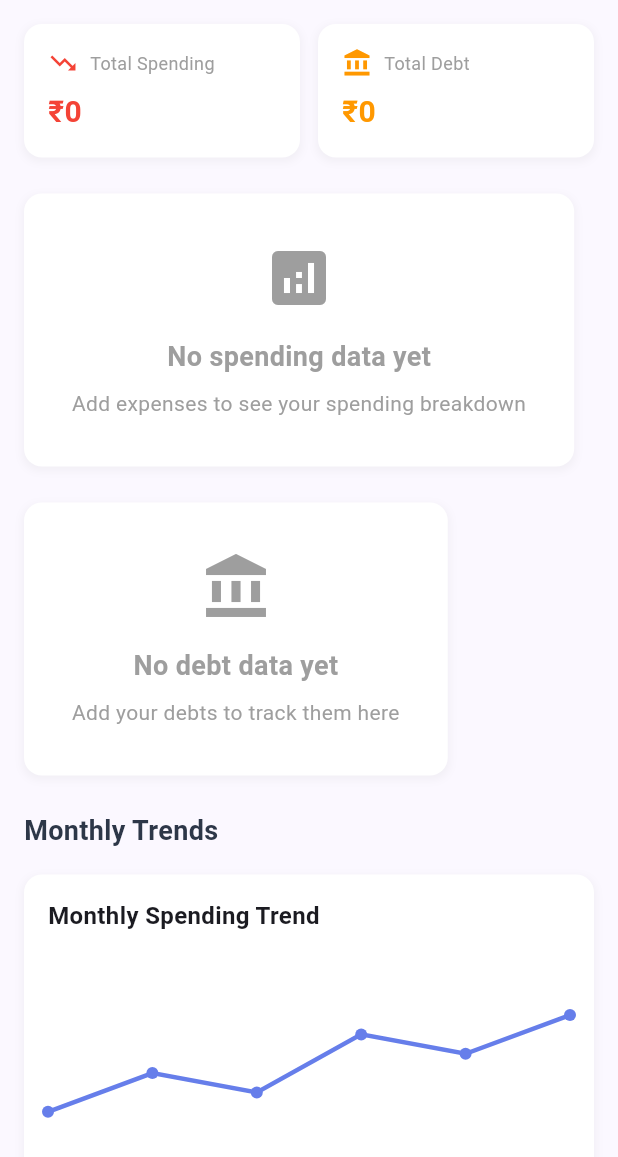
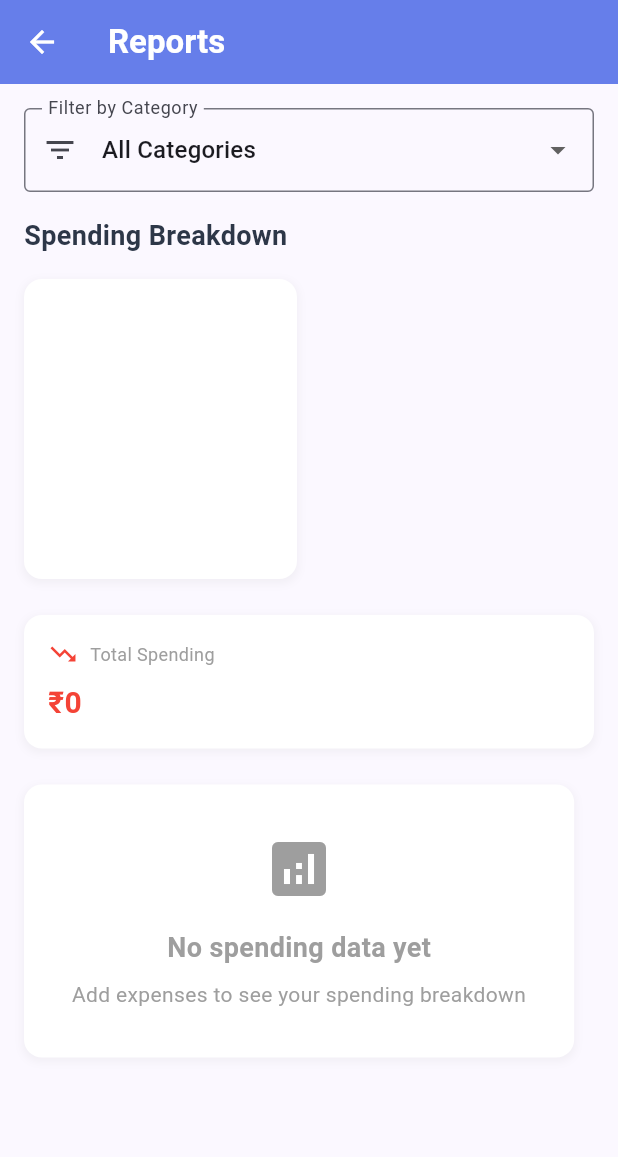
Before and after one commit to DevvBhuva/Money_Manager, a Flutter app: the TrackerScreen screen opened directly, on a phone screen of 412 x 824 dp. Shown: the top 1157 px of the screen. Run offline on Flutter 3.47's test engine with Material 3 defaults, Android fonts, the phone set to English and light mode, and no system bars; our stand-ins replace flutter_secure_storage, shared_preferences; accounts and stored records are empty.

Commit message:
Reports screen updated

```diff
--- a/lib/screens/tracker_screen.dart
+++ b/lib/screens/tracker_screen.dart
@@ -1,4 +1,8 @@
 import 'package:flutter/material.dart';
+import 'package:provider/provider.dart';
+import '../providers/expense_provider.dart';
+import '../models/expense.dart';
+import '../utils/app_constants.dart';
 
 class TrackerScreen extends StatefulWidget {
   const TrackerScreen({super.key});
@@ -8,20 +12,175 @@ class TrackerScreen extends StatefulWidget {
 }
 
 class _TrackerScreenState extends State<TrackerScreen> {
-  final List<Map<String, dynamic>> _spendingData = [];
-  final List<Map<String, dynamic>> _debtData = [];
+  String _selectedCategory = 'All Categories';
+  // Data for the pie chart (always based on all categories)
+  List<Map<String, dynamic>> _pieData = [];
+  // Data for category list respecting the filter
+  List<Map<String, dynamic>> _categoryData = [];
+  // Concrete expenses for the selected category
+  List<Expense> _filteredExpenses = [];
 
-  double get _totalSpending => _spendingData.fold(0.0, (sum, item) => sum + item['amount']);
-  double get _totalDebt => _debtData.fold(0.0, (sum, item) => sum + item['amount']);
+  double get _totalSpending =>
+      _pieData.fold(0.0, (sum, item) => sum + (item['amount'] as double));
+
+  @override
+  void didChangeDependencies() {
+    super.didChangeDependencies();
+    _recomputeData();
+  }
+
+  Widget _buildExpensesList() {
+    return Container(
+      decoration: BoxDecoration(
+        color: Colors.white,
+        borderRadius: BorderRadius.circular(12),
+        boxShadow: [
+          BoxShadow(
+            color: Colors.grey.withValues(alpha: 0.1),
+            spreadRadius: 1,
+            blurRadius: 4,
+            offset: const Offset(0, 2),
+          ),
+        ],
+      ),
+      child: ListView.separated(
+        shrinkWrap: true,
+        physics: const NeverScrollableScrollPhysics(),
+        itemCount: _filteredExpenses.length,
+        separatorBuilder:
+            (_, __) => Divider(height: 1, color: Colors.grey[200]),
+        itemBuilder: (context, index) {
+          final e = _filteredExpenses[index];
+          return ListTile(
+            leading: Container(
+              padding: const EdgeInsets.all(8),
+              decoration: BoxDecoration(
+                color: (AppConstants.categoryColors[e.category] ?? Colors.grey)
+                    .withValues(alpha: 0.1),
+                borderRadius: BorderRadius.circular(8),
+              ),
+              child: Icon(
+                AppConstants.categoryIcons[e.category] ?? Icons.receipt,
+                color: AppConstants.categoryColors[e.category] ?? Colors.grey,
+                size: 20,
+              ),
+            ),
+            title: Text(e.title),
+            subtitle: Text(
+              '${e.category} • ${e.date.day}/${e.date.month}/${e.date.year}',
+            ),
+            trailing: Text(
+              '₹${e.amount.toStringAsFixed(2)}',
+              style: const TextStyle(fontWeight: FontWeight.bold),
+            ),
+          );
+        },
+      ),
+    );
+  }
+
+  void _recomputeData() {
+    final expenseProvider = Provider.of<ExpenseProvider>(
+      context,
+      listen: false,
+    );
+    final expenses =
+        expenseProvider.expenses.where((e) => e.type == 'expense').toList();
+
+    // Build ALL category totals for the pie chart (ignores current filter)
+    final Map<String, double> allCategoryTotals = {};
+    for (final expense in expenses) {
+      final key = expense.category;
+      allCategoryTotals[key] = (allCategoryTotals[key] ?? 0.0) + expense.amount;
+    }
+    _pieData =
+        allCategoryTotals.entries.map((e) {
+            final color = AppConstants.categoryColors[e.key] ?? Colors.grey;
+            return {'category': e.key, 'amount': e.value, 'color': color};
+          }).toList()
+          ..sort(
+            (a, b) => (b['amount'] as double).compareTo(a['amount'] as double),
+          );
+
+    // Build FILTERED category totals for the list
+    final Map<String, double> filteredTotals = {};
+    for (final expense in expenses) {
+      if (_selectedCategory != 'All Categories' &&
+          expense.category != _selectedCategory)
+        continue;
+      final key = expense.category;
+      filteredTotals[key] = (filteredTotals[key] ?? 0.0) + expense.amount;
+    }
+    _categoryData =
+        filteredTotals.entries.map((e) {
+            final color = AppConstants.categoryColors[e.key] ?? Colors.grey;
+            return {'category': e.key, 'amount': e.value, 'color': color};
+          }).toList()
+          ..sort(
+            (a, b) => (b['amount'] as double).compareTo(a['amount'] as double),
+          );
+
+    // Build concrete expense list when a category is selected
+    _filteredExpenses =
+        _selectedCategory == 'All Categories'
+            ? []
+            : expenses.where((e) => e.category == _selectedCategory).toList();
+    if (mounted) setState(() {});
+  }
 
   @override
   Widget build(BuildContext context) {
-    return SingleChildScrollView(
+    final categories = ['All Categories', ...AppConstants.expenseCategories];
+    return Scaffold(
+      appBar: AppBar(
+        title: const Text(
+          'Reports',
+          style: TextStyle(fontWeight: FontWeight.bold, color: Colors.white),
+        ),
+        backgroundColor: const Color(0xFF667eea),
+        foregroundColor: Colors.white,
+        elevation: 0,
+      ),
+      body: SingleChildScrollView(
         padding: const EdgeInsets.all(16),
         child: Column(
           crossAxisAlignment: CrossAxisAlignment.start,
           children: [
-          // Summary Cards
+            // Filters
+            Row(
+              children: [
+                Expanded(
+                  child: DropdownButtonFormField<String>(
+                    value: _selectedCategory,
+                    decoration: const InputDecoration(
+                      labelText: 'Filter by Category',
+                      border: OutlineInputBorder(),
+                      prefixIcon: Icon(Icons.filter_list),
+                    ),
+                    items:
+                        categories
+                            .map(
+                              (c) => DropdownMenuItem(value: c, child: Text(c)),
+                            )
+                            .toList(),
+                    onChanged: (value) {
+                      if (value == null) return;
+                      setState(() => _selectedCategory = value);
+                      _recomputeData();
+                    },
+                  ),
+                ),
+              ],
+            ),
+            const SizedBox(height: 16),
+
+            // Pie chart (always based on all categories)
+            _buildSectionTitle('Spending Breakdown'),
+            const SizedBox(height: 16),
+            _buildPieChart(),
+            const SizedBox(height: 24),
+
+            // Summary
             Row(
               children: [
                 Expanded(
@@ -32,60 +191,30 @@ class _TrackerScreenState extends State<TrackerScreen> {
                     Colors.red,
                   ),
                 ),
-              const SizedBox(width: 12),
-              Expanded(
-                child: _buildSummaryCard(
-                  'Total Debt',
-                  '₹${_totalDebt.toStringAsFixed(0)}',
-                  Icons.account_balance,
-                  Colors.orange,
-                ),
-              ),
               ],
             ),
             const SizedBox(height: 24),
 
-          // Spending Breakdown
-          if (_spendingData.isNotEmpty) ...[
-            _buildSectionTitle('Spending Breakdown'),
-            const SizedBox(height: 16),
-            _buildPieChart(),
-            const SizedBox(height: 24),
-
-            // Category Breakdown
+            if (_categoryData.isNotEmpty) ...[
               _buildSectionTitle('Category Breakdown'),
               const SizedBox(height: 16),
               _buildCategoryList(),
               const SizedBox(height: 24),
+
+              if (_selectedCategory != 'All Categories') ...[
+                _buildSectionTitle('Expenses in ' + _selectedCategory),
+                const SizedBox(height: 16),
+                _buildExpensesList(),
+              ],
             ] else ...[
               _buildEmptyState(
                 'No spending data yet',
                 'Add expenses to see your spending breakdown',
                 Icons.analytics,
               ),
-            const SizedBox(height: 24),
             ],
-
-          // Debt Tracker
-          if (_debtData.isNotEmpty) ...[
-            _buildSectionTitle('Debt Tracker'),
-            const SizedBox(height: 16),
-            _buildDebtList(),
-            const SizedBox(height: 24),
-          ] else ...[
-            _buildEmptyState(
-              'No debt data yet',
-              'Add your debts to track them here',
-              Icons.account_balance,
+          ],
         ),
-            const SizedBox(height: 24),
-          ],
-
-          // Monthly Trends
-          _buildSectionTitle('Monthly Trends'),
-          const SizedBox(height: 16),
-          _buildTrendChart(),
-        ],
       ),
     );
   }
@@ -107,11 +236,7 @@ class _TrackerScreenState extends State<TrackerScreen> {
       ),
       child: Column(
         children: [
-          Icon(
-            icon,
-            size: 48,
-            color: Colors.grey,
-          ),
+          Icon(icon, size: 48, color: Colors.grey),
           const SizedBox(height: 16),
           Text(
             title,
@@ -124,9 +249,7 @@ class _TrackerScreenState extends State<TrackerScreen> {
           const SizedBox(height: 8),
           Text(
             subtitle,
-            style: const TextStyle(
-              color: Colors.grey,
-            ),
+            style: const TextStyle(color: Colors.grey),
             textAlign: TextAlign.center,
           ),
         ],
@@ -134,7 +257,12 @@ class _TrackerScreenState extends State<TrackerScreen> {
     );
   }
 
-  Widget _buildSummaryCard(String title, String amount, IconData icon, Color color) {
+  Widget _buildSummaryCard(
+    String title,
+    String amount,
+    IconData icon,
+    Color color,
+  ) {
     return Container(
       padding: const EdgeInsets.all(16),
       decoration: BoxDecoration(
@@ -158,10 +286,7 @@ class _TrackerScreenState extends State<TrackerScreen> {
               const SizedBox(width: 8),
               Text(
                 title,
-                style: const TextStyle(
-                  fontSize: 12,
-                  color: Colors.grey,
-                ),
+                style: const TextStyle(fontSize: 12, color: Colors.grey),
               ),
             ],
           ),
@@ -211,7 +336,7 @@ class _TrackerScreenState extends State<TrackerScreen> {
           Expanded(
             child: CustomPaint(
               size: const Size(150, 150),
-              painter: PieChartPainter(_spendingData, _totalSpending),
+              painter: PieChartPainter(_pieData, _totalSpending),
             ),
           ),
           const SizedBox(height: 16),
@@ -225,7 +350,8 @@ class _TrackerScreenState extends State<TrackerScreen> {
     return Wrap(
       spacing: 16,
       runSpacing: 8,
-      children: _spendingData.map((item) {
+      children:
+          _pieData.map((item) {
             return Row(
               mainAxisSize: MainAxisSize.min,
               children: [
@@ -238,10 +364,7 @@ class _TrackerScreenState extends State<TrackerScreen> {
                   ),
                 ),
                 const SizedBox(width: 4),
-            Text(
-              item['category'],
-              style: const TextStyle(fontSize: 12),
-            ),
+                Text(item['category'], style: const TextStyle(fontSize: 12)),
               ],
             );
           }).toList(),
@@ -265,10 +388,11 @@ class _TrackerScreenState extends State<TrackerScreen> {
       child: ListView.builder(
         shrinkWrap: true,
         physics: const NeverScrollableScrollPhysics(),
-        itemCount: _spendingData.length,
+        itemCount: _categoryData.length,
         itemBuilder: (context, index) {
-          final item = _spendingData[index];
-          final percentage = (item['amount'] / _totalSpending * 100).toStringAsFixed(1);
+          final item = _categoryData[index];
+          final percentage = (item['amount'] / _totalSpending * 100)
+              .toStringAsFixed(1);
 
           return ListTile(
             leading: Container(
@@ -305,101 +429,7 @@ class _TrackerScreenState extends State<TrackerScreen> {
     );
   }
 
-  Widget _buildDebtList() {
-    return Container(
-      decoration: BoxDecoration(
-        color: Colors.white,
-        borderRadius: BorderRadius.circular(12),
-        boxShadow: [
-          BoxShadow(
-            color: Colors.grey.withValues(alpha: 0.1),
-            spreadRadius: 1,
-            blurRadius: 4,
-            offset: const Offset(0, 2),
-          ),
-        ],
-      ),
-      child: ListView.builder(
-        shrinkWrap: true,
-        physics: const NeverScrollableScrollPhysics(),
-        itemCount: _debtData.length,
-        itemBuilder: (context, index) {
-          final debt = _debtData[index];
-          return ListTile(
-            leading: Container(
-              padding: const EdgeInsets.all(8),
-              decoration: BoxDecoration(
-                color: Colors.red.withValues(alpha: 0.1),
-                borderRadius: BorderRadius.circular(8),
-              ),
-              child: const Icon(
-                Icons.account_balance,
-                color: Colors.red,
-                size: 20,
-              ),
-            ),
-            title: Text(debt['name']),
-            subtitle: Text('Interest: ${debt['interest']}%'),
-            trailing: Column(
-              mainAxisAlignment: MainAxisAlignment.center,
-              crossAxisAlignment: CrossAxisAlignment.end,
-              children: [
-                Text(
-                  '₹${debt['amount'].toStringAsFixed(0)}',
-                  style: const TextStyle(
-                    fontWeight: FontWeight.bold,
-                    color: Colors.red,
-                  ),
-                ),
-                Text(
-                  '${(debt['amount'] / _totalDebt * 100).toStringAsFixed(1)}%',
-                  style: const TextStyle(fontSize: 12, color: Colors.grey),
-                ),
-              ],
-            ),
-          );
-        },
-      ),
-    );
-  }
-
-  Widget _buildTrendChart() {
-    return Container(
-      height: 200,
-      padding: const EdgeInsets.all(16),
-      decoration: BoxDecoration(
-        color: Colors.white,
-        borderRadius: BorderRadius.circular(12),
-        boxShadow: [
-          BoxShadow(
-            color: Colors.grey.withValues(alpha: 0.1),
-            spreadRadius: 1,
-            blurRadius: 4,
-            offset: const Offset(0, 2),
-          ),
-        ],
-      ),
-      child: Column(
-        crossAxisAlignment: CrossAxisAlignment.start,
-        children: [
-          const Text(
-            'Monthly Spending Trend',
-            style: TextStyle(
-              fontWeight: FontWeight.bold,
-              fontSize: 16,
-            ),
-          ),
-          const SizedBox(height: 16),
-          Expanded(
-            child: CustomPaint(
-              size: const Size(double.infinity, 120),
-              painter: TrendChartPainter(),
-            ),
-          ),
-        ],
-      ),
-    );
-  }
+  // Bar chart removed per requirement
 }
 
 class PieChartPainter extends CustomPainter {
@@ -410,7 +440,7 @@ class PieChartPainter extends CustomPainter {
 
   @override
   void paint(Canvas canvas, Size size) {
-    if (data.isEmpty) return;
+    if (data.isEmpty || total == 0) return;
 
     final center = Offset(size.width / 2, size.height / 2);
     final radius = size.width / 2 * 0.8;
@@ -420,7 +450,8 @@ class PieChartPainter extends CustomPainter {
     for (final item in data) {
       final sweepAngle = (item['amount'] / total) * 2 * 3.14159;
 
-      final paint = Paint()
+      final paint =
+          Paint()
             ..color = item['color']
             ..style = PaintingStyle.fill;
 
@@ -440,41 +471,4 @@ class PieChartPainter extends CustomPainter {
   bool shouldRepaint(covariant CustomPainter oldDelegate) => false;
 }
 
-class TrendChartPainter extends CustomPainter {
-  @override
-  void paint(Canvas canvas, Size size) {
-    final paint = Paint()
-      ..color = const Color(0xFF667eea)
-      ..strokeWidth = 3
-      ..style = PaintingStyle.stroke;
-
-    final path = Path();
-    final points = [
-      Offset(0, size.height * 0.8),
-      Offset(size.width * 0.2, size.height * 0.6),
-      Offset(size.width * 0.4, size.height * 0.7),
-      Offset(size.width * 0.6, size.height * 0.4),
-      Offset(size.width * 0.8, size.height * 0.5),
-      Offset(size.width, size.height * 0.3),
-    ];
-
-    path.moveTo(points[0].dx, points[0].dy);
-    for (int i = 1; i < points.length; i++) {
-      path.lineTo(points[i].dx, points[i].dy);
-    }
-
-    canvas.drawPath(path, paint);
-
-    // Draw points
-    final pointPaint = Paint()
-      ..color = const Color(0xFF667eea)
-      ..style = PaintingStyle.fill;
-
-    for (final point in points) {
-      canvas.drawCircle(point, 4, pointPaint);
-    }
-  }
-
-  @override
-  bool shouldRepaint(covariant CustomPainter oldDelegate) => false;
-}
+// Bar chart painter removed
```
Lines whose indentation alone changed are shown as unchanged.
